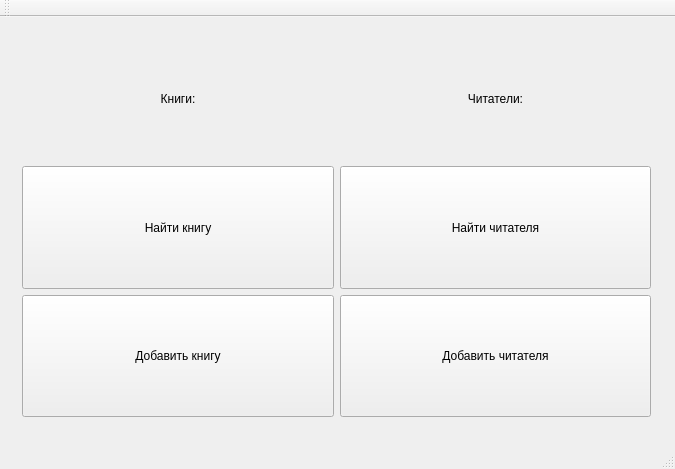
Old version of the form mainwindow.ui in the repository CheshireCat26/Library.
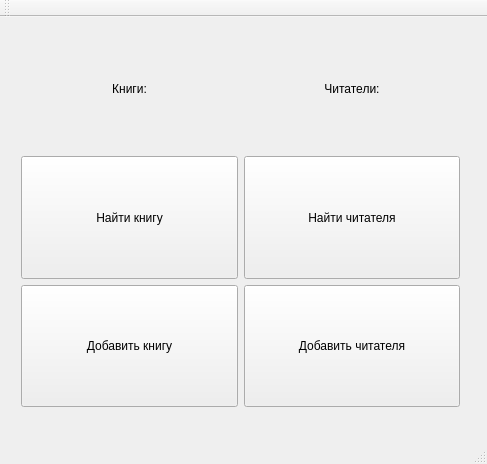
New version of the form.

```diff
--- a/mainwindow.ui
+++ b/mainwindow.ui
@@ -6,8 +6,8 @@
    <rect>
     <x>0</x>
     <y>0</y>
-    <width>675</width>
-    <height>469</height>
+    <width>487</width>
+    <height>464</height>
    </rect>
   </property>
   <property name="windowTitle">
@@ -17,9 +17,9 @@
    <widget class="QWidget" name="">
     <property name="geometry">
      <rect>
-      <x>11</x>
-      <y>10</y>
-      <width>651</width>
+      <x>10</x>
+      <y>0</y>
+      <width>461</width>
       <height>401</height>
      </rect>
     </property>
```
Left out of the diff: 2 changed lines with no effect on the pictures.
